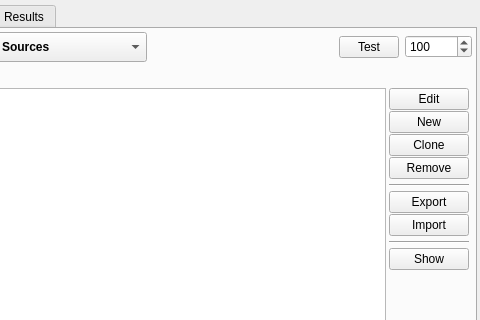
The window that ants3bundle/src/ants3/gui/particleSim/aparticlesimwin.ui (andrmor/ANTS3bundle) describes before a commit, drawn with Qt 5; both pictures show x 159 to 639 and y 0 to 320 of the 639 by 767 pixel window.
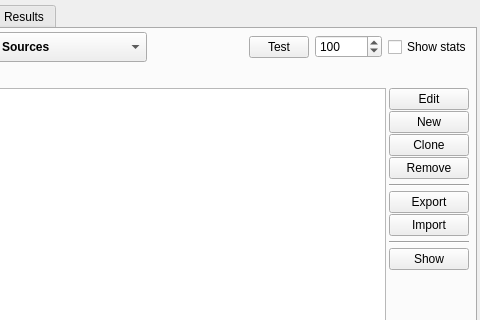
The same window after the commit.

What changed in the file:
```diff
--- a/ants3bundle/src/ants3/gui/particleSim/aparticlesimwin.ui
+++ b/ants3bundle/src/ants3/gui/particleSim/aparticlesimwin.ui
@@ -550,6 +550,13 @@
             </property>
            </widget>
           </item>
+          <item>
+           <widget class="QCheckBox" name="cbShowStatistics">
+            <property name="text">
+             <string>Show stats</string>
+            </property>
+           </widget>
+          </item>
          </layout>
         </item>
         <item>
```
Left out of the diff: 2 changed lines with no effect on the pictures.
